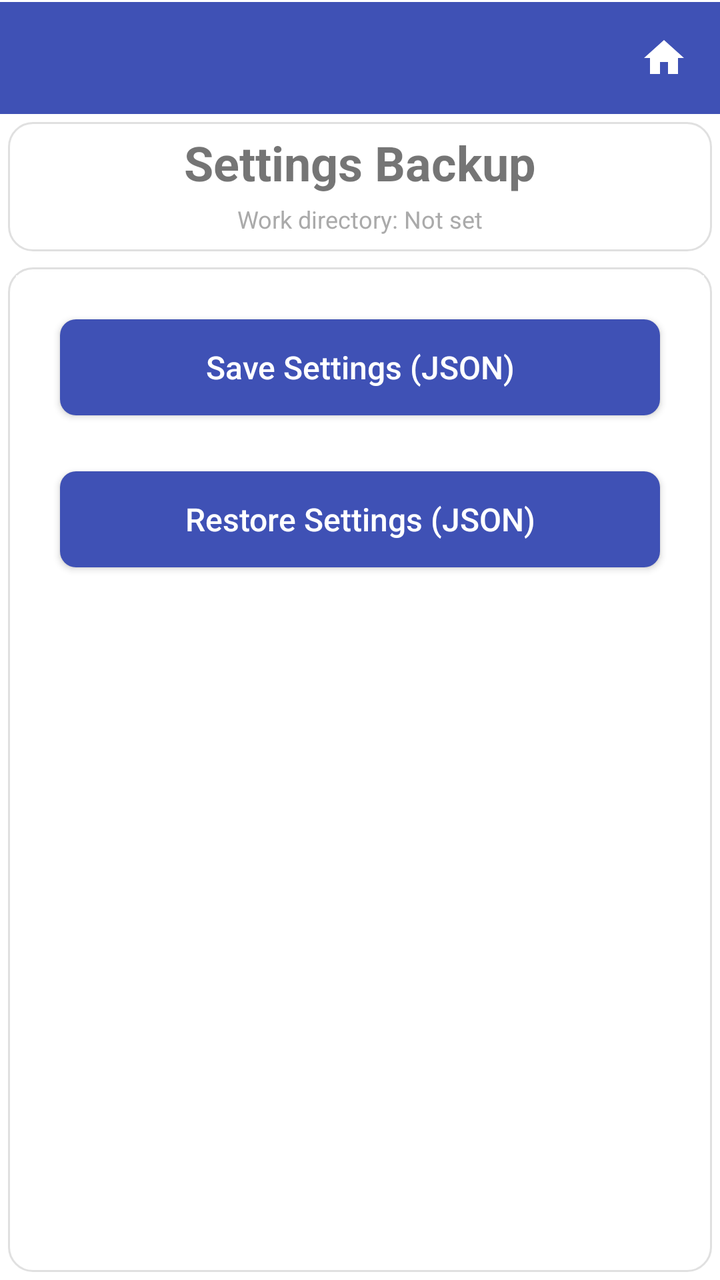
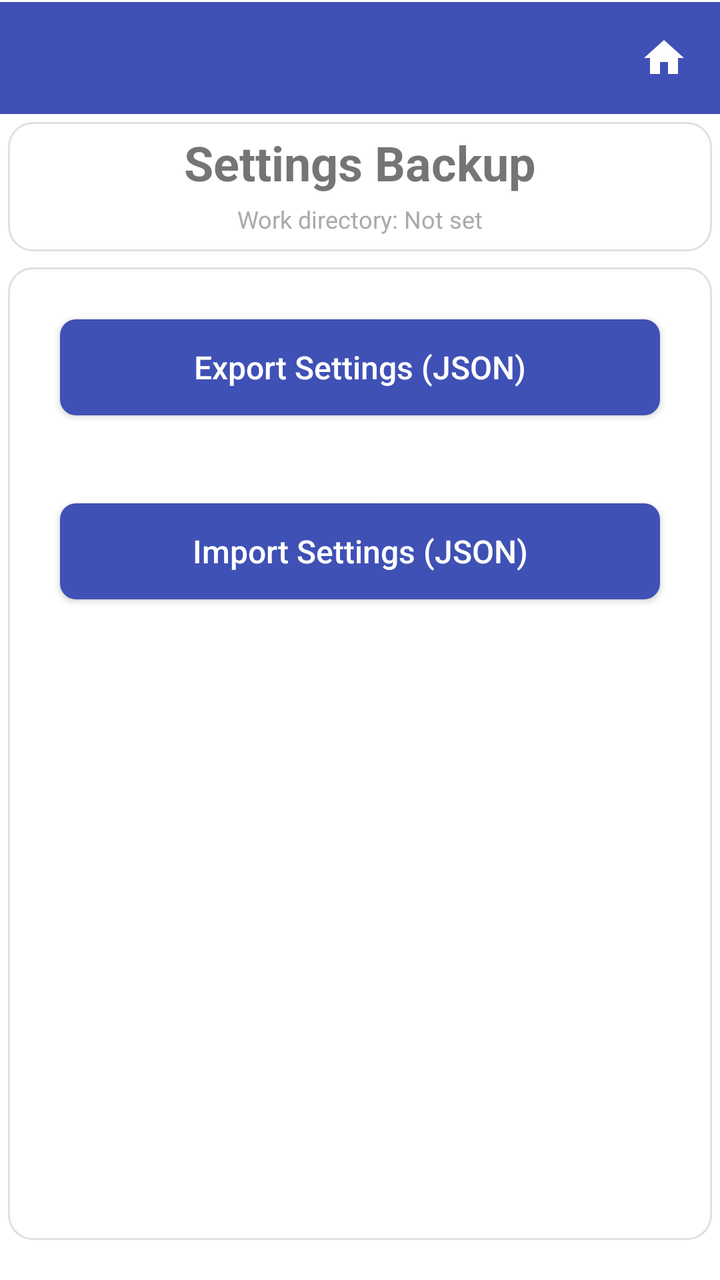

Compare the two renders of this Android layout. The source of the first and the diff that turns it into the second are given below.
<!-- AndroidManifest.xml: application theme Theme.StripToLogbook.View -->
<!-- res/layout/activity_settings_backup.xml -->
<?xml version="1.0" encoding="utf-8"?>
<LinearLayout xmlns:android="http://schemas.android.com/apk/res/android"
    android:layout_width="match_parent"
    android:layout_height="match_parent"
    android:orientation="vertical">

    <include layout="@layout/view_app_toolbar" />

    <LinearLayout
        style="@style/Card.Surface"
        android:layout_width="match_parent"
        android:layout_height="wrap_content"
        android:gravity="center"
        android:orientation="vertical">

        <TextView
            android:layout_width="wrap_content"
            android:layout_height="wrap_content"
            android:text="Settings Backup"
            android:textSize="24sp"
            android:textStyle="bold" />

        <TextView
            android:id="@+id/txt_work_directory"
            android:layout_width="match_parent"
            android:layout_height="wrap_content"
            android:gravity="center"
            android:paddingTop="4dp"
            android:paddingBottom="4dp"
            android:text="Work directory: Not set"
            android:textColor="@android:color/darker_gray"
            android:textSize="12sp" />

    </LinearLayout>

    <ScrollView
        android:id="@+id/scroll_view"
        style="@style/Card.Surface"
        android:layout_width="match_parent"
        android:layout_height="0dp"
        android:layout_marginTop="6dp"
        android:layout_weight="1">

        <LinearLayout
            android:layout_width="match_parent"
            android:layout_height="wrap_content"
            android:gravity="center"
            android:orientation="vertical"
            android:padding="16dp">

            <Button
                android:id="@+id/btn_save_settings"
                style="@style/PrimaryButtonStyle"
                android:layout_width="match_parent"
                android:layout_height="wrap_content"
                android:text="Save Settings (JSON)" />

            <Space
                android:layout_width="match_parent"
                android:layout_height="16dp" />

            <Button
                android:id="@+id/btn_restore_settings"
                style="@style/PrimaryButtonStyle"
                android:layout_width="match_parent"
                android:layout_height="wrap_content"
                android:text="Restore Settings (JSON)" />

            <Space
                android:layout_width="match_parent"
                android:layout_height="24dp" />

        </LinearLayout>

    </ScrollView>

</LinearLayout>
<!-- res/layout/view_app_toolbar.xml (included above) -->
<?xml version="1.0" encoding="utf-8"?>
<LinearLayout xmlns:android="http://schemas.android.com/apk/res/android"
    android:id="@+id/toolbar_container"
    android:layout_width="match_parent"
    android:layout_height="wrap_content"
    android:orientation="vertical"
    android:background="@color/colorPrimary">

    <View
        android:id="@+id/status_bar_spacer"
        android:layout_width="match_parent"
        android:layout_height="0dp"
        android:background="@color/colorPrimary" />

    <View
        android:layout_width="match_parent"
        android:layout_height="1dp"
        android:background="@color/surface" />

    <LinearLayout
        android:layout_width="match_parent"
        android:layout_height="wrap_content"
        android:orientation="horizontal"
        android:gravity="center_vertical"
        android:background="@color/colorPrimary">

        <androidx.appcompat.widget.Toolbar
            android:id="@+id/toolbar"
            style="@style/ToolbarStyle"
            android:layout_width="0dp"
            android:layout_height="wrap_content"
            android:layout_weight="1"
            android:background="@color/colorPrimary"
            android:minHeight="?attr/actionBarSize" />

        <ImageButton
            android:id="@+id/btn_home"
            android:layout_width="?attr/actionBarSize"
            android:layout_height="?attr/actionBarSize"
            android:background="?attr/selectableItemBackgroundBorderless"
            android:contentDescription="Home"
            android:src="@drawable/ic_home" />
    </LinearLayout>
</LinearLayout>
<!-- resources referenced by this layout -->
<resources>
  <color name="colorPrimary">#3F51B5</color>
  <color name="surface">#FFFFFFFF</color>
  <!-- drawable ic_home (drawable) -->
  <?xml version="1.0" encoding="utf-8"?>
  <vector xmlns:android="http://schemas.android.com/apk/res/android"
      android:width="24dp"
      android:height="24dp"
      android:viewportWidth="24"
      android:viewportHeight="24">
      <path
          android:fillColor="@color/surface"
          android:pathData="M10,20v-6h4v6h5v-8h3L12,3 2,12h3v8z" />
  </vector>
  <style name="Card.Surface">
          <item name="android:background">@drawable/bg_card</item>
          <item name="android:padding">4dp</item>
          <item name="android:layout_margin">4dp</item>
      </style>
  <style name="PrimaryButtonStyle" parent="Widget.AppCompat.Button">
          <item name="android:background">@drawable/bg_button_primary</item>
          <item name="android:textColor">@color/surface</item>
          <item name="android:textSize">16sp</item>
          <item name="android:layout_margin">6dp</item>
          <item name="android:textAllCaps">false</item>
          <item name="android:gravity">center</item>
      </style>
  <style name="ToolbarStyle" parent="Widget.AppCompat.Toolbar">
          <item name="android:background">@color/colorPrimary</item>
          <item name="titleTextAppearance">@style/ToolbarTitleStyle</item>
      </style>
  <!-- drawable bg_card (drawable) -->
  <?xml version="1.0" encoding="utf-8"?>
  <shape xmlns:android="http://schemas.android.com/apk/res/android">
      <solid android:color="@color/surface" />
      <corners android:radius="12dp" />
      <stroke android:width="1dp"
          android:color="@color/border" />
  </shape>
  <!-- drawable bg_button_primary (drawable) -->
  <?xml version="1.0" encoding="utf-8"?>
  <shape xmlns:android="http://schemas.android.com/apk/res/android">
      <solid android:color="@color/colorPrimary" />
      <corners android:radius="8dp" />
  </shape>
  <style name="ToolbarTitleStyle" parent="Widget.AppCompat.EditText">
          
          <item name="android:textColor">@color/surface</item>
          <item name="tint">@android:color/white</item>
      </style>
  <color name="purple_500">#FF6200EE</color>
  <color name="purple_700">#FF3700B3</color>
  <color name="teal_200">#FF03DAC5</color>
  <color name="dropdown_background">#FFFFFFFF</color>
  <style name="NoBackgroundTextView" parent="Widget.AppCompat.TextView">
          <item name="android:background">@null</item>
      </style>
  <style name="MyAutoCompleteTextViewStyle" parent="Widget.AppCompat.AutoCompleteTextView">
          <item name="android:textSize">16sp</item>
          <item name="android:textColor">@color/text_primary</item>
          <item name="android:fontFamily">sans-serif</item>
          <item name="android:popupBackground">@color/dropdown_background</item>
      </style>
  <style name="ToolbarNavButtonStyle" parent="Widget.AppCompat.Toolbar.Button.Navigation">
          <item name="android:tint">@color/surface</item>
      </style>
  <color name="border">#E0E0E0</color>
  <!-- drawable edittext_background (drawable) -->
  <selector xmlns:android="http://schemas.android.com/apk/res/android">
      <item android:state_enabled="false"
          android:drawable="@android:color/transparent" />
      <item android:drawable="@drawable/edittext_background_shape" />
  
  
  
  </selector>
  <color name="text_primary">#DE000000</color>
  <!-- drawable edittext_background_shape (drawable) -->
  <shape xmlns:android="http://schemas.android.com/apk/res/android">
      <solid android:color="@color/edittext_background_color" />
      <corners android:radius="4dp" />
      
      <stroke android:width="1dp" android:color="@color/edittext_stroke_color" />
  </shape>
  <color name="edittext_background_color">#F5F5F5</color>
  <color name="edittext_stroke_color">#DDDDDD</color>
  <!-- unchanged entries left out for length: 2 -->
</resources>

<!-- the commit's change to res/layout/activity_settings_backup.xml (unified diff, before → after) -->
@@ -2,7 +2,8 @@
 <LinearLayout xmlns:android="http://schemas.android.com/apk/res/android"
     android:layout_width="match_parent"
     android:layout_height="match_parent"
-    android:orientation="vertical">
+    android:orientation="vertical"
+    android:paddingBottom="16dp">
 
     <include layout="@layout/view_app_toolbar" />
 
@@ -53,18 +54,18 @@
                 style="@style/PrimaryButtonStyle"
                 android:layout_width="match_parent"
                 android:layout_height="wrap_content"
-                android:text="Save Settings (JSON)" />
+                android:text="Export Settings (JSON)" />
 
             <Space
                 android:layout_width="match_parent"
-                android:layout_height="16dp" />
+                android:layout_height="32dp" />
 
             <Button
                 android:id="@+id/btn_restore_settings"
                 style="@style/PrimaryButtonStyle"
                 android:layout_width="match_parent"
                 android:layout_height="wrap_content"
-                android:text="Restore Settings (JSON)" />
+                android:text="Import Settings (JSON)" />
 
             <Space
                 android:layout_width="match_parent"
